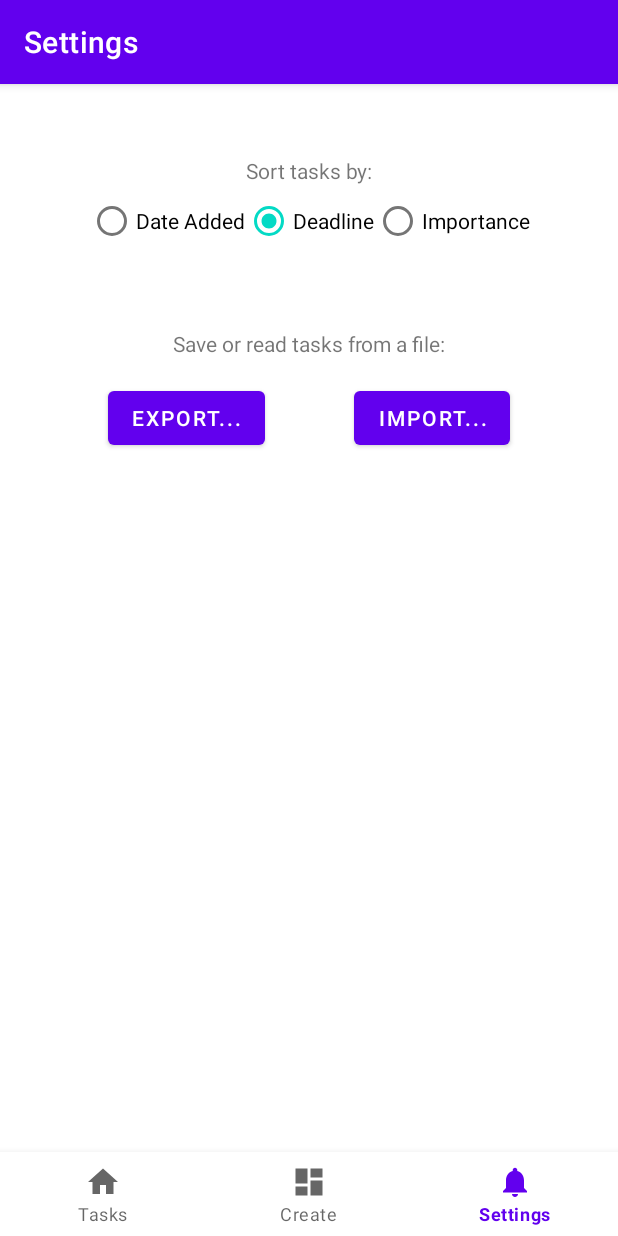
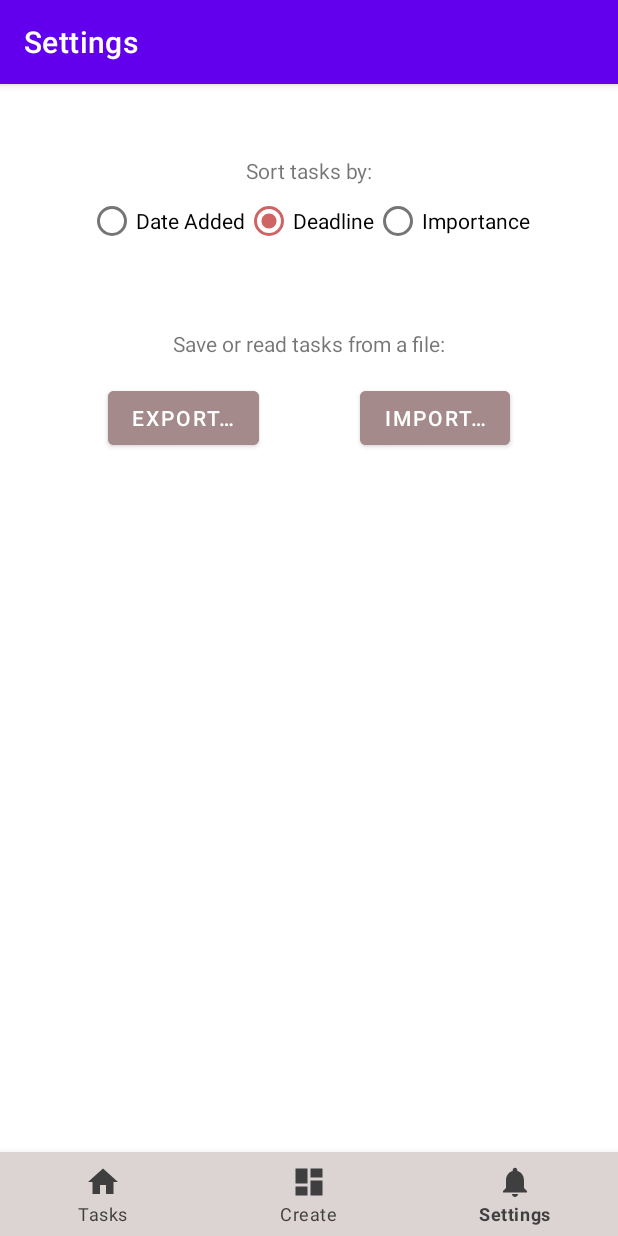
Before and after one commit to patrykdziurkowski/ToDoAndroid, an Android app: the SettingsFragment screen opened through its navigation route, on a phone screen of 412 x 824 dp. Run offline under Robolectric (Android 15) with nearby library versions, the phone set to English and light mode, and no system bars; our stand-ins replace Dagger/Hilt's generated code, navigation-ui; 17 statements that could not run were skipped.

Commit message:
Styled the entire UI to look nice

```diff
--- /dev/null
+++ b/src/app/src/main/res/drawable/round_check_24.xml
@@ -0,0 +1,5 @@
+<vector xmlns:android="http://schemas.android.com/apk/res/android" android:height="32dp" android:tint="#FFFFFF" android:viewportHeight="24" android:viewportWidth="24" android:width="32dp">
+
+    <path android:fillColor="@android:color/white" android:pathData="M9,16.17L5.53,12.7c-0.39,-0.39 -1.02,-0.39 -1.41,0 -0.39,0.39 -0.39,1.02 0,1.41l4.18,4.18c0.39,0.39 1.02,0.39 1.41,0L20.29,7.71c0.39,-0.39 0.39,-1.02 0,-1.41 -0.39,-0.39 -1.02,-0.39 -1.41,0L9,16.17z"/>
+
+</vector>
--- /dev/null
+++ b/src/app/src/main/res/drawable/round_close_24.xml
@@ -0,0 +1,5 @@
+<vector xmlns:android="http://schemas.android.com/apk/res/android" android:height="32dp" android:tint="#FFFFFF" android:viewportHeight="24" android:viewportWidth="24" android:width="32dp">
+
+    <path android:fillColor="@android:color/white" android:pathData="M18.3,5.71c-0.39,-0.39 -1.02,-0.39 -1.41,0L12,10.59 7.11,5.7c-0.39,-0.39 -1.02,-0.39 -1.41,0 -0.39,0.39 -0.39,1.02 0,1.41L10.59,12 5.7,16.89c-0.39,0.39 -0.39,1.02 0,1.41 0.39,0.39 1.02,0.39 1.41,0L12,13.41l4.89,4.89c0.39,0.39 1.02,0.39 1.41,0 0.39,-0.39 0.39,-1.02 0,-1.41L13.41,12l4.89,-4.89c0.38,-0.38 0.38,-1.02 0,-1.4z"/>
+
+</vector>
--- /dev/null
+++ b/src/app/src/main/res/drawable/round_close_24_black.xml
@@ -0,0 +1,5 @@
+<vector xmlns:android="http://schemas.android.com/apk/res/android" android:height="32dp" android:tint="#000000" android:viewportHeight="24" android:viewportWidth="24" android:width="32dp">
+
+    <path android:fillColor="@android:color/white" android:pathData="M18.3,5.71c-0.39,-0.39 -1.02,-0.39 -1.41,0L12,10.59 7.11,5.7c-0.39,-0.39 -1.02,-0.39 -1.41,0 -0.39,0.39 -0.39,1.02 0,1.41L10.59,12 5.7,16.89c-0.39,0.39 -0.39,1.02 0,1.41 0.39,0.39 1.02,0.39 1.41,0L12,13.41l4.89,4.89c0.39,0.39 1.02,0.39 1.41,0 0.39,-0.39 0.39,-1.02 0,-1.41L13.41,12l4.89,-4.89c0.38,-0.38 0.38,-1.02 0,-1.4z"/>
+
+</vector>
--- /dev/null
+++ b/src/app/src/main/res/drawable/round_star_border_24.xml
@@ -0,0 +1,5 @@
+<vector xmlns:android="http://schemas.android.com/apk/res/android" android:height="32dp" android:tint="#FFFFFF" android:viewportHeight="24" android:viewportWidth="24" android:width="32dp">
+
+    <path android:fillColor="@android:color/white" android:pathData="M19.65,9.04l-4.84,-0.42 -1.89,-4.45c-0.34,-0.81 -1.5,-0.81 -1.84,0L9.19,8.63l-4.83,0.41c-0.88,0.07 -1.24,1.17 -0.57,1.75l3.67,3.18 -1.1,4.72c-0.2,0.86 0.73,1.54 1.49,1.08l4.15,-2.5 4.15,2.51c0.76,0.46 1.69,-0.22 1.49,-1.08l-1.1,-4.73 3.67,-3.18c0.67,-0.58 0.32,-1.68 -0.56,-1.75zM12,15.4l-3.76,2.27 1,-4.28 -3.32,-2.88 4.38,-0.38L12,6.1l1.71,4.04 4.38,0.38 -3.32,2.88 1,4.28L12,15.4z"/>
+
+</vector>
--- /dev/null
+++ b/src/app/src/main/res/drawable/rounded_corner.xml
@@ -0,0 +1,4 @@
+<?xml version="1.0" encoding="utf-8"?>
+<shape xmlns:android="http://schemas.android.com/apk/res/android">
+    <corners android:radius="10dp"/>
+</shape>
--- a/src/app/src/main/res/layout/activity_main.xml
+++ b/src/app/src/main/res/layout/activity_main.xml
@@ -25,9 +25,11 @@
         android:id="@+id/nav_view"
         android:layout_width="0dp"
         android:layout_height="wrap_content"
-        android:layout_marginStart="0dp"
-        android:layout_marginEnd="0dp"
         android:background="?android:attr/windowBackground"
+        app:backgroundTint="@color/task_lighter_grey"
+        app:itemIconTint="@color/dark_grey"
+        app:itemRippleColor="@color/task_darker_grey"
+        app:itemTextColor="@color/dark_grey"
         app:layout_constraintBottom_toBottomOf="parent"
         app:layout_constraintLeft_toLeftOf="parent"
         app:layout_constraintRight_toRightOf="parent"
--- a/src/app/src/main/res/layout/fragment_settings.xml
+++ b/src/app/src/main/res/layout/fragment_settings.xml
@@ -20,19 +20,20 @@
             android:id="@+id/settings_sort_date_added"
             android:layout_width="match_parent"
             android:layout_height="wrap_content"
-            android:text="Date Added" />
+            android:text="@string/radio_date_added" />
 
         <RadioButton
             android:id="@+id/settings_sort_deadline"
             android:layout_width="match_parent"
             android:layout_height="wrap_content"
-            android:text="Deadline" />
+            android:buttonTint="@color/task_highlight"
+            android:text="@string/radio_deadline" />
 
         <RadioButton
             android:id="@+id/settings_sort_importance"
             android:layout_width="match_parent"
             android:layout_height="wrap_content"
-            android:text="Importance" />
+            android:text="@string/radio_importance" />
     </RadioGroup>
 
     <TextView
@@ -40,7 +41,7 @@
         android:layout_width="wrap_content"
         android:layout_height="wrap_content"
         android:layout_marginTop="48dp"
-        android:text="Sort tasks by:"
+        android:text="@string/label_sort"
         app:layout_constraintEnd_toEndOf="parent"
         app:layout_constraintStart_toStartOf="parent"
         app:layout_constraintTop_toTopOf="parent" />
@@ -50,7 +51,7 @@
         android:layout_width="wrap_content"
         android:layout_height="wrap_content"
         android:layout_marginTop="48dp"
-        android:text="Save or read tasks from a file:"
+        android:text="@string/label_file"
         app:layout_constraintEnd_toEndOf="parent"
         app:layout_constraintStart_toStartOf="parent"
         app:layout_constraintTop_toBottomOf="@+id/settings_sort" />
@@ -61,7 +62,8 @@
         android:layout_height="wrap_content"
         android:layout_marginStart="72dp"
         android:layout_marginTop="16dp"
-        android:text="Export..."
+        android:backgroundTint="@color/task_darker_grey"
+        android:text="@string/button_export"
         app:layout_constraintStart_toStartOf="parent"
         app:layout_constraintTop_toBottomOf="@+id/settings_file_label" />
 
@@ -71,7 +73,8 @@
         android:layout_height="wrap_content"
         android:layout_marginTop="16dp"
         android:layout_marginEnd="72dp"
-        android:text="Import..."
+        android:backgroundTint="@color/task_darker_grey"
+        android:text="@string/button_import"
         app:layout_constraintEnd_toEndOf="parent"
         app:layout_constraintTop_toBottomOf="@+id/settings_file_label" />
 </androidx.constraintlayout.widget.ConstraintLayout>
--- a/src/app/src/main/res/layout/fragment_tasks.xml
+++ b/src/app/src/main/res/layout/fragment_tasks.xml
@@ -11,6 +11,7 @@
         android:layout_width="412dp"
         android:layout_height="675dp"
         android:background="#ECBCBC"
+        android:backgroundTint="@color/white"
         android:paddingBottom="50dp"
         app:layout_constraintEnd_toEndOf="parent"
         app:layout_constraintStart_toStartOf="parent"
--- a/src/app/src/main/res/layout/frame_attachment.xml
+++ b/src/app/src/main/res/layout/frame_attachment.xml
@@ -17,13 +17,15 @@
         app:layout_constraintTop_toTopOf="parent"
         tools:srcCompat="@tools:sample/avatars" />
 
-    <Button
+    <ImageButton
         android:id="@+id/attachment_remove"
         android:layout_width="48dp"
         android:layout_height="48dp"
         android:layout_marginTop="16dp"
         android:layout_marginEnd="16dp"
-        android:text="X"
+        android:background="@android:color/transparent"
+        android:backgroundTint="@android:color/transparent"
+        android:src="@drawable/round_close_24_black"
         app:layout_constraintEnd_toEndOf="parent"
         app:layout_constraintTop_toTopOf="parent" />
 </androidx.constraintlayout.widget.ConstraintLayout>
--- a/src/app/src/main/res/values/colors.xml
+++ b/src/app/src/main/res/values/colors.xml
@@ -7,4 +7,11 @@
     <color name="teal_700">#FF018786</color>
     <color name="black">#FF000000</color>
     <color name="white">#FFFFFFFF</color>
+    <color name="task_darker_grey">#A48A8A</color>
+    <color name="task_lighter_grey">#DCD3D3</color>
+    <color name="tasks_background">#EEEEEE</color>
+    <color name="task_completed">#79D579</color>
+    <color name="task_important">#FF0000</color>
+    <color name="task_highlight">#D06363</color>
+    <color name="dark_grey">#3F3F3F</color>
 </resources>
--- a/src/app/src/main/res/values/dimens.xml
+++ b/src/app/src/main/res/values/dimens.xml
@@ -2,4 +2,5 @@
     <!-- Default screen margins, per the Android Design guidelines. -->
     <dimen name="activity_horizontal_margin">16dp</dimen>
     <dimen name="activity_vertical_margin">16dp</dimen>
+    <dimen name="corner_radius_default">10dp</dimen>
 </resources>
--- a/src/app/src/main/res/values/strings.xml
+++ b/src/app/src/main/res/values/strings.xml
@@ -3,4 +3,21 @@
     <string name="title_tasks">Tasks</string>
     <string name="title_create">Create</string>
     <string name="title_settings">Settings</string>
+
+    <string name="button_create">Create</string>
+    <string name="button_attach">Attach&#8230;</string>
+    <string name="button_collapse">. . .</string>
+
+    <string name="input_hint_title">Title</string>
+    <string name="input_hint_description">Description</string>
+    <string name="input_hint_deadline">Deadline (optional)</string>
+
+    <string name="label_sort">Sort tasks by:</string>
+    <string name="radio_date_added">Date Added</string>
+    <string name="radio_deadline">Deadline</string>
+    <string name="radio_importance">Importance</string>
+
+    <string name="label_file">Save or read tasks from a file:</string>
+    <string name="button_export">Export&#8230;</string>
+    <string name="button_import">Import&#8230;</string>
 </resources>
```
Also changed, not shown: src/app/src/main/java/com/example/todoandroid/ui/tasks/TasksAdapter.java (+16 -4 lines), src/app/src/main/res/layout/fragment_create.xml (+9 -7 lines), src/app/src/main/res/layout/frame_task.xml (+25 -11 lines).
